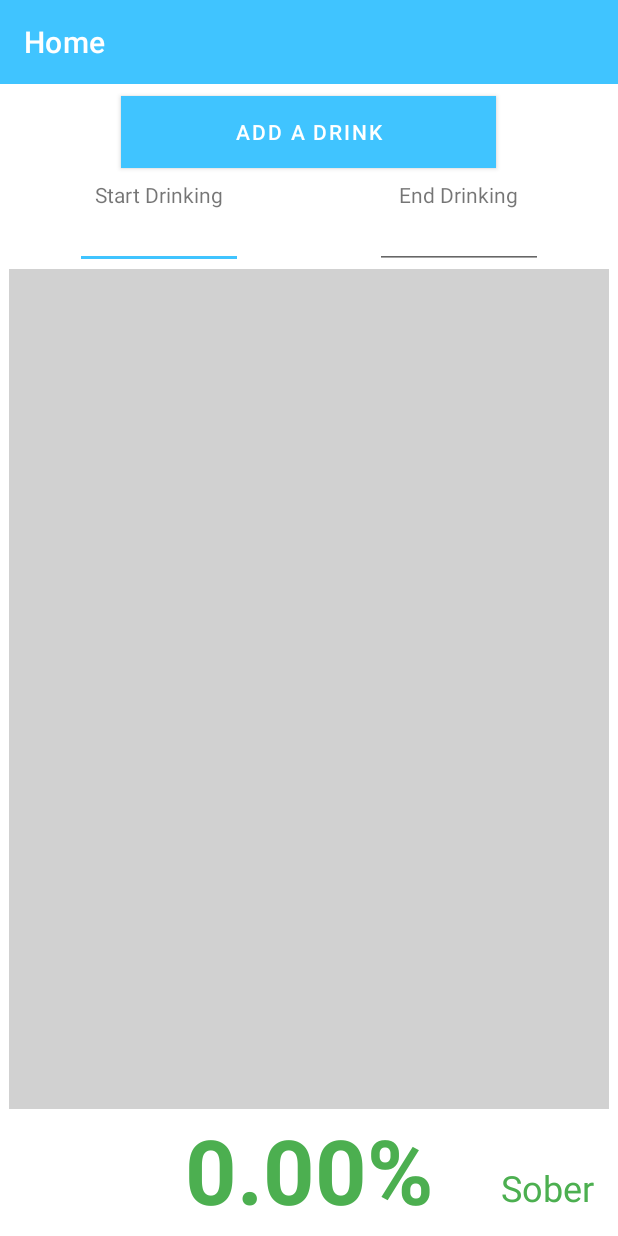
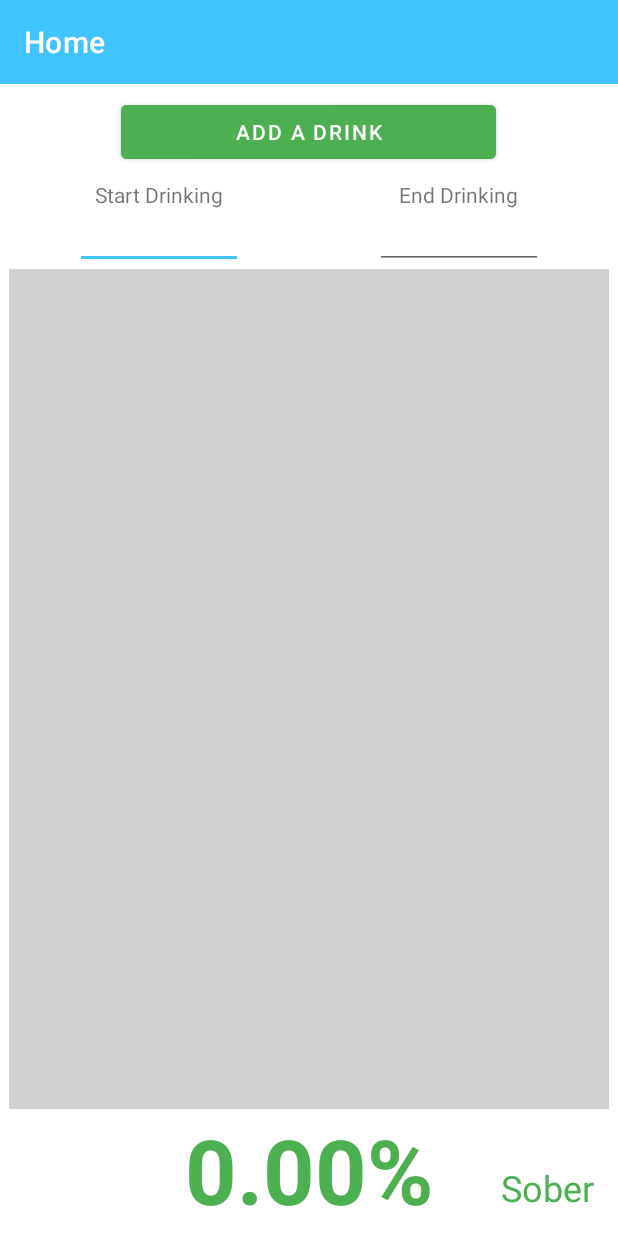
Before and after one commit to fagerbergj/NightsOut, an Android app: the layout fragment_home.xml on its own in the app's theme, with its tools: preview values and no code run, on a phone screen of 412 x 824 dp. Run offline under Robolectric (Android 15) with nearby library versions, the phone set to English and light mode, and no system bars.

Commit message:
Added Swipe to remove on home small layout changes some refactor

```diff
--- a/app/src/main/java/com/example/jasonfagerberg/nightsout/LogFragment.kt
+++ b/app/src/main/java/com/example/jasonfagerberg/nightsout/LogFragment.kt
@@ -15,7 +15,7 @@ class LogFragment : Fragment() {
         val view = inflater.inflate(R.layout.fragment_log, container, false)
 
         //toolbar setup
-        val toolbar:android.support.v7.widget.Toolbar = view!!.findViewById(R.id.toolbarLog)
+        val toolbar:android.support.v7.widget.Toolbar = view!!.findViewById(R.id.toolbar_log)
         toolbar.inflateMenu(R.menu.empty_menu)
 
         return view
--- a/app/src/main/java/com/example/jasonfagerberg/nightsout/ProfileFragment.kt
+++ b/app/src/main/java/com/example/jasonfagerberg/nightsout/ProfileFragment.kt
@@ -14,7 +14,7 @@ class ProfileFragment : Fragment() {
         val view = inflater.inflate(R.layout.fragment_profile, container, false)
 
         //toolbar setup
-        val toolbar: android.support.v7.widget.Toolbar = view!!.findViewById(R.id.toolbarProfile)
+        val toolbar: android.support.v7.widget.Toolbar = view!!.findViewById(R.id.toolbar_profile)
         toolbar.inflateMenu(R.menu.empty_menu)
 
         return view
--- a/app/src/main/res/layout/fragment_home.xml
+++ b/app/src/main/res/layout/fragment_home.xml
@@ -1,5 +1,6 @@
 <?xml version="1.0" encoding="utf-8"?>
 <RelativeLayout
+    android:id="@+id/layout_home"
     xmlns:android="http://schemas.android.com/apk/res/android"
     xmlns:tools="http://schemas.android.com/tools"
     android:layout_width="match_parent"
@@ -8,7 +9,7 @@
     tools:context=".HomeFragment">
 
     <android.support.v7.widget.Toolbar
-        android:id="@+id/toolbarHome"
+        android:id="@+id/toolbar_home"
         android:layout_width="match_parent"
         android:layout_height="wrap_content"
         android:background="@color/colorPrimary"
@@ -16,21 +17,21 @@
         app:titleTextColor="@color/colorWhite"/>
 
     <android.support.design.button.MaterialButton
-        android:id="@+id/btnAddDrink"
+        android:id="@+id/btn_add_drink"
         android:layout_width="250dp"
         android:layout_height="wrap_content"
-        android:layout_below="@id/toolbarHome"
+        android:layout_below="@id/toolbar_home"
         android:layout_marginTop="8dp"
         android:text="@string/button_add_drink"
-        android:background="@color/colorGreen"
+        android:backgroundTint="@color/colorGreen"
         android:textColor="@color/colorWhite"
         android:layout_centerHorizontal="true"/>
 
     <LinearLayout
-        android:id="@+id/layoutStartDrinking"
+        android:id="@+id/layout_start_drinking"
         android:layout_width="wrap_content"
         android:layout_height="wrap_content"
-        android:layout_below="@id/btnAddDrink"
+        android:layout_below="@id/btn_add_drink"
         android:layout_centerHorizontal="true"
         android:gravity="center_horizontal"
         android:orientation="vertical"
@@ -38,13 +39,13 @@
         android:paddingTop="8dp">
 
         <TextView
-            android:id="@+id/textStartDrinking"
+            android:id="@+id/text_start_drinking"
             android:layout_width="wrap_content"
             android:layout_height="wrap_content"
             android:text="@string/text_start_drinking" />
 
         <EditText
-            android:id="@+id/editStartTime"
+            android:id="@+id/edit_start_time"
             android:layout_width="112dp"
             android:layout_height="40dp"
             android:textAlignment="center"
@@ -52,10 +53,10 @@
     </LinearLayout>
 
     <LinearLayout
-        android:id="@+id/layoutEndDrinking"
+        android:id="@+id/layout_end_drinking"
         android:layout_width="wrap_content"
         android:layout_height="wrap_content"
-        android:layout_below="@id/btnAddDrink"
+        android:layout_below="@id/btn_add_drink"
         android:layout_centerHorizontal="true"
         android:gravity="center_horizontal"
         android:orientation="vertical"
@@ -63,13 +64,13 @@
         android:paddingTop="8dp">
 
         <TextView
-            android:id="@+id/textEndDrinking"
+            android:id="@+id/text_end_drinking"
             android:layout_width="wrap_content"
             android:layout_height="wrap_content"
             android:text="@string/text_end_drinking" />
 
         <EditText
-            android:id="@+id/editEndTime"
+            android:id="@+id/edit_end_time"
             android:layout_width="112dp"
             android:layout_height="40dp"
             android:textAlignment="center"
@@ -77,10 +78,10 @@
     </LinearLayout>
 
     <android.support.v7.widget.RecyclerView
-        android:id="@+id/recyclerDrinkList"
+        android:id="@+id/recycler_drink_list"
         android:layout_width="match_parent"
         android:layout_height="match_parent"
-        android:layout_below="@id/layoutStartDrinking"
+        android:layout_below="@id/layout_start_drinking"
         android:layout_marginEnd="6dp"
         android:layout_marginStart="6dp"
         android:background="#d1d1d1"
@@ -88,10 +89,10 @@
         android:paddingEnd="2dp"
         android:paddingStart="2dp"
         android:paddingTop="2dp"
-        android:layout_above="@+id/textBACValue"/>
+        android:layout_above="@+id/text_BAC_value"/>
 
     <TextView
-        android:id="@+id/textBACValue"
+        android:id="@+id/text_BAC_value"
         android:layout_width="wrap_content"
         android:layout_height="wrap_content"
         android:layout_alignParentBottom="true"
@@ -103,7 +104,7 @@
         android:textStyle="bold" />
 
     <TextView
-        android:id="@+id/textUserStatus"
+        android:id="@+id/text_user_status"
         android:layout_width="wrap_content"
         android:layout_height="wrap_content"
         android:layout_alignParentRight="true"
--- a/app/src/main/res/layout/fragment_profile.xml
+++ b/app/src/main/res/layout/fragment_profile.xml
@@ -8,7 +8,7 @@
     xmlns:app="http://schemas.android.com/apk/res-auto">
 
     <android.support.v7.widget.Toolbar
-        android:id="@+id/toolbarProfile"
+        android:id="@+id/toolbar_profile"
         android:layout_width="match_parent"
         android:layout_height="wrap_content"
         android:background="@color/colorPrimary"
--- a/app/src/main/res/values/colors.xml
+++ b/app/src/main/res/values/colors.xml
@@ -9,4 +9,5 @@
     <color name="colorGreen">#4CAF50</color>
     <color name="colorRed">#F44336</color>
     <color name="colorOrange">#FF9800</color>
+    <color name="colorLightGreen">#8BC34A</color>
 </resources>
--- a/app/src/main/res/values/dimens.xml
+++ b/app/src/main/res/values/dimens.xml
@@ -1,5 +1,4 @@
 <resources xmlns:tools="http://schemas.android.com/tools">
     <dimen name="activity_padding_horizontal">16dp</dimen>
-    <dimen name="ic_delete">30dp</dimen>
     <dimen name="thumbnail">90dp</dimen>
 </resources>
--- a/app/src/main/res/values/styles.xml
+++ b/app/src/main/res/values/styles.xml
@@ -2,7 +2,6 @@
 
     <!-- Base application theme. -->
     <style name="AppTheme" parent="Theme.MaterialComponents.Light.NoActionBar">
-        <!-- Customize your theme here. -->
         <item name="colorPrimary">@color/colorPrimary</item>
         <item name="colorPrimaryDark">@color/colorPrimaryDark</item>
         <item name="colorAccent">@color/colorAccent</item>
```
Also changed, not shown: app/src/main/java/com/example/jasonfagerberg/nightsout/HomeFragment.kt (+48 -11 lines), app/src/main/java/com/example/jasonfagerberg/nightsout/HomeFragmentRecyclerItemTouchHelper.kt (added, +50 -0 lines), app/src/main/res/layout/fragment_home_list_item.xml (+19 -11 lines), app/src/main/res/layout/fragment_log.xml (+8 -1 lines).
